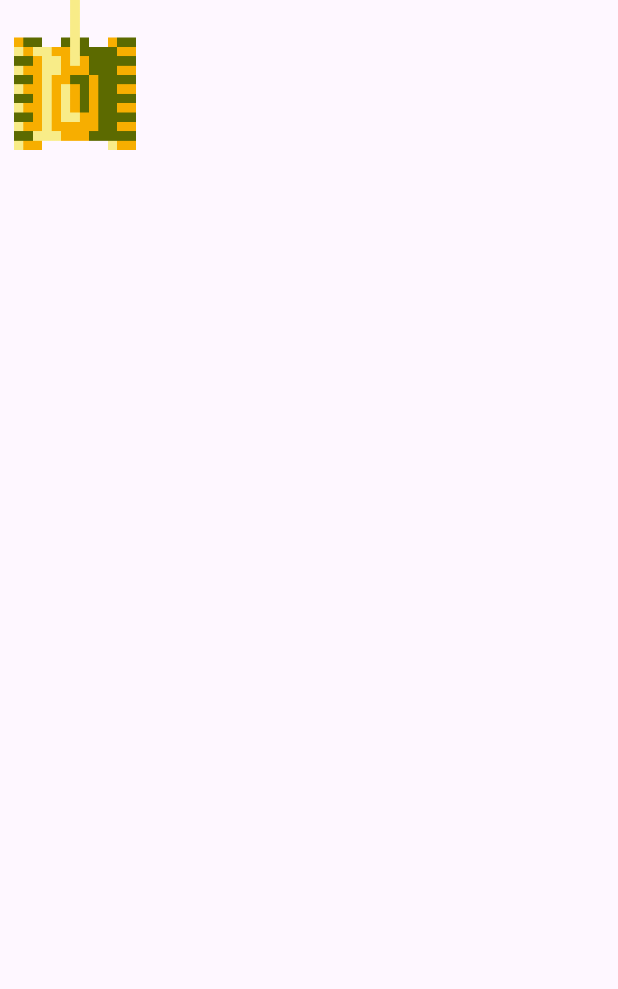
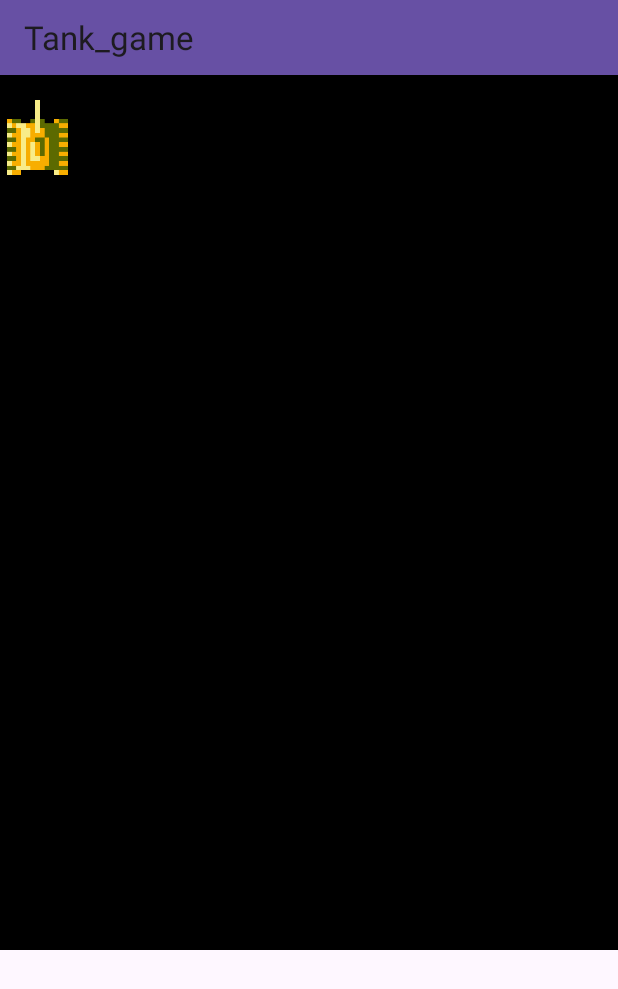
Before and after one commit to onisinoby/Kotlin_Project_Game, an Android app: the screen it shows after launch (MainActivity), on a phone screen of 412 x 824 dp. Shown: the top 989 px of the screen. Run offline under Robolectric (Android 15) with nearby library versions, the phone set to English and light mode, and no system bars.

Commit message:
third commit

```diff
--- a/app/src/main/java/com/example/tank_game/MainActivity.kt
+++ b/app/src/main/java/com/example/tank_game/MainActivity.kt
@@ -1,17 +1,56 @@
 package com.example.tank_game
 
 
+import androidx.appcompat.widget.Toolbar
 import android.os.Bundle
 import android.view.KeyEvent
 import android.view.KeyEvent.*
 import android.widget.FrameLayout
+import android.view.Menu
+import android.view.MenuItem
 import android.widget.ImageView
 import androidx.appcompat.app.AppCompatActivity
 
+const val CELL_SIZE = 50
+const val VERTICAL_CELL_AMOUNT = 45
+const val HORIZONTAL_CELL_AMOUNT = 19
+const val VERTICAL_MAX_SIZE = CELL_SIZE * VERTICAL_CELL_AMOUNT
+const val HORIZONTAL_MAX_SIZE = CELL_SIZE * HORIZONTAL_CELL_AMOUNT
+
 class MainActivity : AppCompatActivity() {
+
+    private val gridDrawer by lazy {
+        GridDrawer(this)
+    }
+
     override fun onCreate(savedInstanceState: Bundle?) {
         super.onCreate(savedInstanceState)
         setContentView(R.layout.activity_main)
+
+        val toolbar: Toolbar = findViewById(R.id.toolbar)
+        setSupportActionBar(toolbar)
+
+        val container: FrameLayout = findViewById(R.id.container)
+        container.layoutParams = FrameLayout.LayoutParams(VERTICAL_MAX_SIZE, HORIZONTAL_MAX_SIZE)
+
+        val mctank: ImageView = findViewById(R.id.myTank)
+        val layoutParams = mctank.layoutParams as FrameLayout.LayoutParams
+        (mctank.layoutParams as FrameLayout.LayoutParams).topMargin += 100
+    }
+
+    override fun onCreateOptionsMenu(menu: Menu): Boolean {
+        menuInflater.inflate(R.menu.settings, menu)
+        return true
+    }
+
+    override fun onOptionsItemSelected(item: MenuItem): Boolean {
+        return when (item.itemId) {
+            R.id.menu_settings -> {
+                gridDrawer.drawGrid()
+                return true
+            }
+            else -> super.onOptionsItemSelected(item)
+        }
     }
 
     override fun onKeyDown(keyCode: Int, event: KeyEvent?): Boolean {
@@ -25,24 +64,33 @@ class MainActivity : AppCompatActivity() {
     }
 
     private fun move(direction: Direction) {
-        val mctank: ImageView = findViewById(R.id.mctank)
-        val container: FrameLayout = findViewById(R.id.main)
+        val mctank: ImageView = findViewById(R.id.myTank)
+        val layoutParams = mctank.layoutParams as FrameLayout.LayoutParams
+        val container: FrameLayout = findViewById(R.id.container)
         when (direction) {
             Direction.UP -> {
                 mctank.rotation = 0f
-                (mctank.layoutParams as FrameLayout.LayoutParams).topMargin += -50
+                if (layoutParams.topMargin > 0) {
+                    (mctank.layoutParams as FrameLayout.LayoutParams).topMargin += -CELL_SIZE
+                }
             }
             Direction.BOTTOM -> {
                 mctank.rotation = 180f
-                (mctank.layoutParams as FrameLayout.LayoutParams).topMargin += 50
+                if (layoutParams.topMargin + mctank.height < HORIZONTAL_MAX_SIZE) {
+                    (mctank.layoutParams as FrameLayout.LayoutParams).topMargin += CELL_SIZE
+                }
             }
             Direction.RIGHT -> {
                 mctank.rotation = 90f
-                (mctank.layoutParams as FrameLayout.LayoutParams).leftMargin += 50
+                if (layoutParams.leftMargin + mctank.width < VERTICAL_MAX_SIZE) {
+                    (mctank.layoutParams as FrameLayout.LayoutParams).leftMargin += CELL_SIZE
+                }
             }
             Direction.LEFT -> {
                 mctank.rotation = 270f
-                (mctank.layoutParams as FrameLayout.LayoutParams).leftMargin += -50
+                if (layoutParams.leftMargin > 0) {
+                    (mctank.layoutParams as FrameLayout.LayoutParams).leftMargin += -CELL_SIZE
+                }
             }
 
             Direction.UP -> TODO()
--- /dev/null
+++ b/app/src/main/res/drawable/ic_edit.xml
@@ -0,0 +1,5 @@
+<vector xmlns:android="http://schemas.android.com/apk/res/android" android:height="24dp" android:tint="#000000" android:viewportHeight="24" android:viewportWidth="24" android:width="24dp">
+
+    <path android:fillColor="@android:color/white" android:pathData="M7,14c-1.66,0 -3,1.34 -3,3 0,1.31 -1.16,2 -2,2 0.92,1.22 2.49,2 4,2 2.21,0 4,-1.79 4,-4 0,-1.66 -1.34,-3 -3,-3zM20.71,4.63l-1.34,-1.34c-0.39,-0.39 -1.02,-0.39 -1.41,0L9,12.25 11.75,15l8.96,-8.96c0.39,-0.39 0.39,-1.02 0,-1.41z"/>
+
+</vector>
--- a/app/src/main/res/layout/activity_main.xml
+++ b/app/src/main/res/layout/activity_main.xml
@@ -1,16 +1,21 @@
 <?xml version="1.0" encoding="utf-8"?>
 <FrameLayout xmlns:android="http://schemas.android.com/apk/res/android"
-    xmlns:tools="http://schemas.android.com/tools"
-    android:id="@+id/main"
+    android:id="@+id/container"
     android:layout_width="match_parent"
     android:layout_height="match_parent"
-    tools:context=".MainActivity">
+    android:background="@android:color/black">
 
     <ImageView
-        android:id = "@+id/mctank"
-        android:layout_width="100dp"
-        android:layout_height="100dp"
-        android:src = "@drawable/mctank"
-        />
+        android:id="@+id/myTank"
+        android:layout_width="50dp"
+        android:layout_height="50dp"
+        android:src="@drawable/mctank" />
+
+    <!-- Добавление Toolbar для отображения меню -->
+    <androidx.appcompat.widget.Toolbar
+        android:id="@+id/toolbar"
+        android:layout_width="match_parent"
+        android:layout_height="50dp"
+        android:background="?attr/colorPrimary" />
 
 </FrameLayout>
--- /dev/null
+++ b/app/src/main/res/menu/settings.xml
@@ -0,0 +1,9 @@
+<?xml version="1.0" encoding="utf-8"?>
+<menu xmlns:android="http://schemas.android.com/apk/res/android"
+    xmlns:app="http://schemas.android.com/apk/res-auto">
+    <item
+        android:id="@+id/menu_settings"
+        android:icon="@drawable/ic_edit"
+        android:title=""
+        app:showAsAction="ifRoom" />
+</menu>
--- a/app/src/main/res/values/strings.xml
+++ b/app/src/main/res/values/strings.xml
@@ -1,3 +1,4 @@
 <resources>
     <string name="app_name">Tank_game</string>
+    <string name="settings">settings</string>
 </resources>
```
Also changed, not shown: app/src/main/java/com/example/tank_game/GridDrawer.kt (added, +41 -0 lines).
